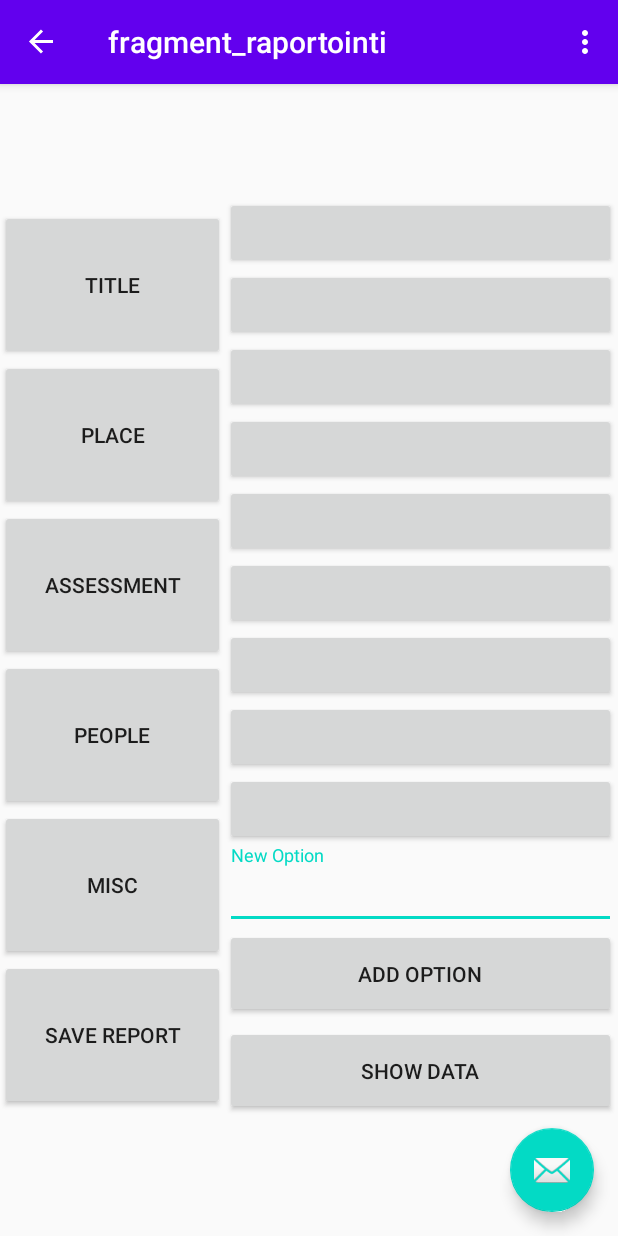
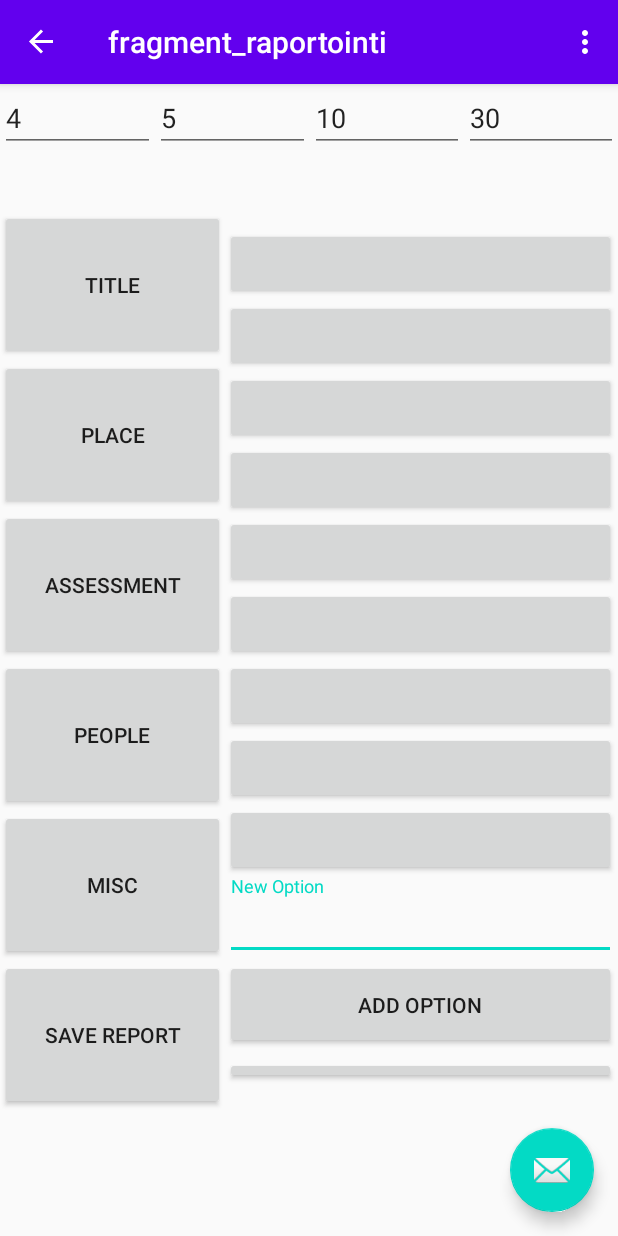
Before and after one commit to berenton/QuarantineTracker, an Android app: the screen it shows after launch (MainActivity), in the side drawer, after a tap on "raportinti", on a phone screen of 412 x 824 dp. Run offline under Robolectric (Android 15) with nearby library versions, the phone set to English and light mode, and no system bars; our stand-ins replace navigation-ui.

Commit message:
Käyttäjä pystyy nyt syöttämään raportin päivämäärän itse, mutta sovellus ehdottaa senhetkistä päivämäärää ja kellonaikaa.
Sovellus ehdottaa käyttäjän aiemmin syöttämiä tietoja.

```diff
--- a/app/src/main/java/com/example/quarantinetracker/Raportointi.java
+++ b/app/src/main/java/com/example/quarantinetracker/Raportointi.java
@@ -3,11 +3,11 @@ package com.example.quarantinetracker;
 import android.app.AlertDialog;
 import android.database.Cursor;
 import android.os.Bundle;
-import android.util.Log;
 import android.view.LayoutInflater;
 import android.view.View;
 import android.view.ViewGroup;
 import android.widget.Button;
+import android.widget.EditText;
 import android.widget.Toast;
 
 import androidx.annotation.NonNull;
@@ -20,11 +20,13 @@ import com.example.quarantinetracker.ui.DatabaseHelper;
 import com.example.quarantinetracker.ui.slideshow.SlideshowViewModel;
 import com.google.android.material.textfield.TextInputEditText;
 
+import java.util.Calendar;
+
 public class Raportointi extends Fragment {
 
     DatabaseHelper myDb;
 
-    Button[] selectionButtons;
+    Button selectionButtons[] = new Button[8];
     Button titleButton;
     Button placeButton;
     Button peopleButton;
@@ -46,11 +48,17 @@ public class Raportointi extends Fragment {
     String misc;
 
     TextInputEditText newOption;
+    EditText monthSelection;
+    EditText daySelection;
+    EditText hourSelection;
+    EditText minuteSelection;
 
     private SlideshowViewModel slideshowViewModel;
 
     public View onCreateView(@NonNull LayoutInflater inflater,
                              ViewGroup container, Bundle savedInstanceState) {
+
+        Calendar currentDate = Calendar.getInstance();
 
         myDb = new DatabaseHelper(getContext());
         slideshowViewModel =
@@ -107,6 +115,13 @@ public class Raportointi extends Fragment {
                 miscButtonPressed();
             }
         });
+        selectionButtons[1] = root.findViewById(R.id.selection1);
+        selectionButtons[2] = root.findViewById(R.id.selection2);
+        selectionButtons[3] = root.findViewById(R.id.selection3);
+        selectionButtons[4] = root.findViewById(R.id.selection4);
+        selectionButtons[5] = root.findViewById(R.id.selection5);
+        selectionButtons[6] = root.findViewById(R.id.selection6);
+        selectionButtons[7] = root.findViewById(R.id.selection7);
 
         Button addOptionButton = root.findViewById(R.id.addOption);
         addOptionButton.setOnClickListener(new View.OnClickListener() {
@@ -116,6 +131,15 @@ public class Raportointi extends Fragment {
             }
         });
         newOption = root.findViewById(R.id.newOption);
+
+        monthSelection = root.findViewById(R.id.month);
+        monthSelection.setText((currentDate.get(Calendar.MONTH)+1)+"");
+        daySelection = root.findViewById(R.id.day);
+        daySelection.setText(currentDate.get(Calendar.DAY_OF_MONTH)+"");
+        hourSelection = root.findViewById(R.id.hour);
+        hourSelection.setText(currentDate.get(Calendar.HOUR_OF_DAY)+"");
+        minuteSelection = root.findViewById(R.id.minute);
+        minuteSelection.setText(currentDate.get(Calendar.MINUTE)+"");
 
         final Button selection1 = root.findViewById(R.id.selection1);
         selection1.setOnClickListener(new View.OnClickListener() {
@@ -178,7 +202,11 @@ public class Raportointi extends Fragment {
     }
 
     public void addData(View v){
-        myDb.insertReport(2020,4,29,10,55,title,location,assessment,person,misc);
+        month = Integer.parseInt(monthSelection.getText().toString());
+        day = Integer.parseInt(daySelection.getText().toString());
+        hour = Integer.parseInt(hourSelection.getText().toString());
+        minute = Integer.parseInt(minuteSelection.getText().toString());
+        myDb.insertReport(2020,month,day,hour,minute,title,location,assessment,person,misc);
         Toast.makeText(getContext(), "Data Inserted", Toast.LENGTH_LONG).show();
         state = 's';
     }
@@ -224,39 +252,81 @@ public class Raportointi extends Fragment {
 
     public void titleButtonPressed(){
         state = 't';
+        clearSelectionButtons();
         Toast.makeText(getContext(), "Title Selected", Toast.LENGTH_LONG).show();
+        Cursor res = myDb.getTitleData();
+        updateSelectionButtons(res);
     }
     public void placeButtonPressed(){
         state = 'l';
+        clearSelectionButtons();
         Toast.makeText(getContext(), "Location Selected", Toast.LENGTH_LONG).show();
+        Cursor res = myDb.getLocationData();
+        updateSelectionButtons(res);
     }
     public void assessmentButtonPressed(){
         state = 'a';
+        clearSelectionButtons();
         Toast.makeText(getContext(), "Assessment Selected", Toast.LENGTH_LONG).show();
     }
     public void peopleButtonPressed(){
         state = 'p';
+        clearSelectionButtons();
+        Toast.makeText(getContext(), "People Selected", Toast.LENGTH_LONG).show();
+        Cursor res = myDb.getPeopleData();
+        updateSelectionButtons(res);
     }
     public void miscButtonPressed(){
         state = 'm';
+        clearSelectionButtons();
+        Toast.makeText(getContext(), "Misc Selected", Toast.LENGTH_LONG).show();
     }
+
+    public boolean updateSelectionButtons(Cursor resource){
+        String[] stringList = new String[7];
+        for (int i = 0; resource.moveToNext(); i++){
+            stringList[i] = resource.getString(1);
+            if(i < 7){
+                selectionButtons[(i+1)].setText(stringList[i]);
+            }else {
+                return false;
+            }
+        }
+        return true;
+    }
+
+    public void clearSelectionButtons(){
+        for(int i = 1; i<8; i++){
+            selectionButtons[i].setText("");
+        }
+    }
+
 
     public void selectionButtonPressed(CharSequence content){
         switch (state){
             case 't':
                 Toast.makeText(getContext(), "Title Inserted", Toast.LENGTH_LONG).show();
+                titleButton.setText(content);
+                title = content.toString();
                 break;
             case 'l':
                 Toast.makeText(getContext(), "Place Inserted", Toast.LENGTH_LONG).show();
+                placeButton.setText(content);
+                location = content.toString();
                 break;
             case 'a':
                 Toast.makeText(getContext(), "Assessment Inserted", Toast.LENGTH_LONG).show();
+                assessment = content.toString();
                 break;
             case 'p':
                 Toast.makeText(getContext(), "People Inserted", Toast.LENGTH_LONG).show();
+                peopleButton.setText(content);
+                person = content.toString();
                 break;
             case 'm':
                 Toast.makeText(getContext(), "Misc Inserted", Toast.LENGTH_LONG).show();
+                miscButton.setText(content);
+                misc = content.toString();
                 break;
         }
     }
@@ -266,11 +336,13 @@ public class Raportointi extends Fragment {
             case 't':
                 title = newOption.getText().toString();
                 titleButton.setText(title);
+                myDb.insertTitle(title);
                 Toast.makeText(getContext(), "Selection saved", Toast.LENGTH_LONG).show();
                 break;
             case 'l':
                 location = newOption.getText().toString();
                 placeButton.setText(location);
+                myDb.insertLocation(location);
                 Toast.makeText(getContext(), "Selection saved", Toast.LENGTH_LONG).show();
                 break;
             case 'a':
@@ -294,10 +366,4 @@ public class Raportointi extends Fragment {
         newOption.setText("");
     }
 
-
-    public void chooseContent(View v){
-
-
-    }
-
 }
--- a/app/src/main/res/layout/raportointi.xml
+++ b/app/src/main/res/layout/raportointi.xml
@@ -61,8 +61,10 @@
         android:orientation="vertical"
         app:layout_constraintBottom_toBottomOf="parent"
         app:layout_constraintEnd_toEndOf="parent"
+        app:layout_constraintHorizontal_bias="0.0"
         app:layout_constraintStart_toEndOf="@+id/linearLayout"
-        app:layout_constraintTop_toTopOf="parent">
+        app:layout_constraintTop_toTopOf="parent"
+        app:layout_constraintVertical_bias="0.0">
 
         <Button
             android:id="@+id/selection1"
@@ -131,10 +133,49 @@
         <Button
             android:id="@+id/buttonShowData"
             android:layout_width="fill_parent"
-            android:layout_height="wrap_content"
+            android:layout_height="18dp"
             android:layout_marginBottom="5dp"
             android:padding="20dp"
             android:text="Show Data" />
 
     </LinearLayout>
+
+    <LinearLayout
+        android:layout_width="match_parent"
+        android:layout_height="match_parent"
+        android:orientation="horizontal">
+
+        <EditText
+            android:id="@+id/day"
+            android:layout_width="wrap_content"
+            android:layout_height="wrap_content"
+            android:layout_weight="1"
+            android:ems="10"
+            android:inputType="number" />
+
+        <EditText
+            android:id="@+id/month"
+            android:layout_width="wrap_content"
+            android:layout_height="wrap_content"
+            android:layout_weight="1"
+            android:ems="10"
+            android:inputType="number" />
+
+        <EditText
+            android:id="@+id/hour"
+            android:layout_width="wrap_content"
+            android:layout_height="wrap_content"
+            android:layout_weight="1"
+            android:ems="10"
+            android:inputType="number" />
+
+        <EditText
+            android:id="@+id/minute"
+            android:layout_width="wrap_content"
+            android:layout_height="wrap_content"
+            android:layout_weight="1"
+            android:ems="10"
+            android:inputType="number" />
+
+    </LinearLayout>
 </androidx.constraintlayout.widget.ConstraintLayout>
```
Also changed, not shown: app/src/main/java/com/example/quarantinetracker/ui/DatabaseHelper.java (+23 -1 lines).
